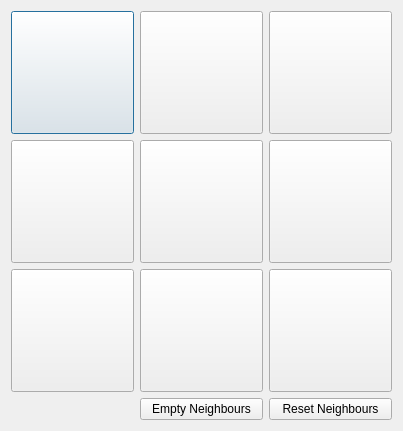
Old version of the form gui/nb_selector.ui in the repository azagaya/laigter.
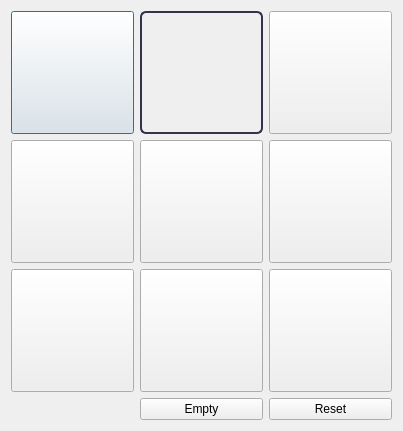
New version of the form.

What changed in the file:
```diff
--- a/gui/nb_selector.ui
+++ b/gui/nb_selector.ui
@@ -101,7 +101,7 @@
 QPushButton:hover:!pressed
 {
   border: 2px solid #8080a0;
-}R</string>
+}</string>
      </property>
      <property name="text">
       <string/>
@@ -452,14 +452,14 @@
    <item row="3" column="2">
     <widget class="QPushButton" name="pushButtonResetNeighbours">
      <property name="text">
-      <string>Reset Neighbours</string>
+      <string>Reset</string>
      </property>
     </widget>
    </item>
    <item row="3" column="1">
     <widget class="QPushButton" name="pushButton">
      <property name="text">
-      <string>Empty Neighbours</string>
+      <string>Empty</string>
      </property>
     </widget>
    </item>
```
